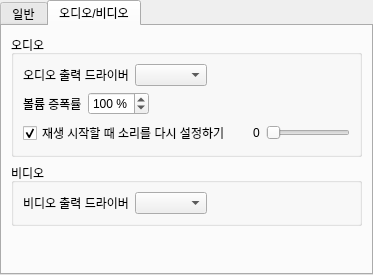
First picture: the form in cmplayer/pref/generalwidget.ui, repository bylee20/cmplayer-kldp.net, before the edit.
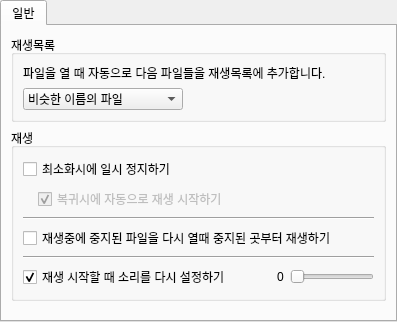
Second picture: the form after the edit. The open tabs and pages were chosen to show the change.

```diff
--- a/cmplayer/pref/generalwidget.ui
+++ b/cmplayer/pref/generalwidget.ui
@@ -5,8 +5,8 @@
    <rect>
     <x>0</x>
     <y>0</y>
-    <width>373</width>
-    <height>275</height>
+    <width>397</width>
+    <height>322</height>
    </rect>
   </property>
   <property name="windowTitle" >
@@ -22,18 +22,10 @@
       <number>0</number>
      </property>
      <widget class="QWidget" name="tab" >
-      <property name="geometry" >
-       <rect>
-        <x>0</x>
-        <y>0</y>
-        <width>365</width>
-        <height>243</height>
-       </rect>
-      </property>
       <attribute name="title" >
        <string>일반</string>
       </attribute>
-      <layout class="QVBoxLayout" name="verticalLayout_4" >
+      <layout class="QVBoxLayout" name="verticalLayout_6" >
        <item>
         <widget class="QGroupBox" name="groupBox_4" >
          <property name="title" >
@@ -97,7 +89,7 @@
          <property name="title" >
           <string>재생</string>
          </property>
-         <layout class="QVBoxLayout" name="verticalLayout_6" >
+         <layout class="QVBoxLayout" name="verticalLayout_4" >
           <item>
            <widget class="QCheckBox" name="pause_check" >
             <property name="text" >
@@ -152,125 +144,15 @@
             </property>
            </widget>
           </item>
-         </layout>
-        </widget>
-       </item>
-       <item>
-        <spacer>
-         <property name="orientation" >
-          <enum>Qt::Vertical</enum>
-         </property>
-         <property name="sizeHint" stdset="0" >
-          <size>
-           <width>0</width>
-           <height>0</height>
-          </size>
-         </property>
-        </spacer>
-       </item>
-      </layout>
-     </widget>
-     <widget class="QWidget" name="tab_2" >
-      <property name="geometry" >
-       <rect>
-        <x>0</x>
-        <y>0</y>
-        <width>365</width>
-        <height>243</height>
-       </rect>
-      </property>
-      <attribute name="title" >
-       <string>오디오/비디오</string>
-      </attribute>
-      <layout class="QVBoxLayout" name="verticalLayout_3" >
-       <item>
-        <widget class="QGroupBox" name="groupBox" >
-         <property name="title" >
-          <string>오디오</string>
-         </property>
-         <layout class="QVBoxLayout" name="verticalLayout_2" >
           <item>
-           <layout class="QHBoxLayout" name="_2" >
-            <item>
-             <widget class="QLabel" name="label_3" >
-              <property name="text" >
-               <string>오디오 출력 드라이버</string>
-              </property>
-             </widget>
-            </item>
-            <item>
-             <widget class="QComboBox" name="ao_combo" >
-              <property name="editable" >
-               <bool>false</bool>
-              </property>
-             </widget>
-            </item>
-            <item>
-             <spacer>
-              <property name="orientation" >
-               <enum>Qt::Horizontal</enum>
-              </property>
-              <property name="sizeHint" stdset="0" >
-               <size>
-                <width>0</width>
-                <height>0</height>
-               </size>
-              </property>
-             </spacer>
-            </item>
-           </layout>
+           <widget class="Line" name="line" >
+            <property name="orientation" >
+             <enum>Qt::Horizontal</enum>
+            </property>
+           </widget>
           </item>
           <item>
-           <layout class="QHBoxLayout" name="horizontalLayout" >
-            <item>
-             <widget class="QLabel" name="label_8" >
-              <property name="enabled" >
-               <bool>true</bool>
-              </property>
-              <property name="sizePolicy" >
-               <sizepolicy vsizetype="Preferred" hsizetype="Minimum" >
-                <horstretch>0</horstretch>
-                <verstretch>0</verstretch>
-               </sizepolicy>
-              </property>
-              <property name="text" >
-               <string>볼륨 증폭률</string>
-              </property>
-             </widget>
-            </item>
-            <item>
-             <widget class="QSpinBox" name="amplification_spin" >
-              <property name="accelerated" >
-               <bool>true</bool>
-              </property>
-              <property name="suffix" >
-               <string> %</string>
-              </property>
-              <property name="maximum" >
-               <number>200</number>
-              </property>
-              <property name="value" >
-               <number>100</number>
-              </property>
-             </widget>
-            </item>
-            <item>
-             <spacer name="horizontalSpacer" >
-              <property name="orientation" >
-               <enum>Qt::Horizontal</enum>
-              </property>
-              <property name="sizeHint" stdset="0" >
-               <size>
-                <width>0</width>
-                <height>0</height>
-               </size>
-              </property>
-             </spacer>
-            </item>
-           </layout>
-          </item>
-          <item>
-           <layout class="QHBoxLayout" name="_4" >
+           <layout class="QHBoxLayout" name="horizontalLayout_2" >
             <item>
              <widget class="QCheckBox" name="reset_volume_check" >
               <property name="text" >
@@ -282,78 +164,34 @@
              </widget>
             </item>
             <item>
-             <spacer>
+             <spacer name="spacer" >
               <property name="orientation" >
                <enum>Qt::Horizontal</enum>
               </property>
               <property name="sizeHint" stdset="0" >
                <size>
-                <width>0</width>
+                <width>10</width>
                 <height>0</height>
                </size>
               </property>
              </spacer>
             </item>
             <item>
-             <layout class="QHBoxLayout" name="_5" >
-              <item>
-               <widget class="QLabel" name="label_7" >
-                <property name="text" >
-                 <string>0</string>
-                </property>
-               </widget>
-              </item>
-              <item>
-               <widget class="QSlider" name="volume_slider" >
-                <property name="maximum" >
-                 <number>100</number>
-                </property>
-                <property name="orientation" >
-                 <enum>Qt::Horizontal</enum>
-                </property>
-               </widget>
-              </item>
-             </layout>
-            </item>
-           </layout>
-          </item>
-         </layout>
-        </widget>
-       </item>
-       <item>
-        <widget class="QGroupBox" name="groupBox_2" >
-         <property name="title" >
-          <string>비디오</string>
-         </property>
-         <layout class="QVBoxLayout" name="verticalLayout" >
-          <item>
-           <layout class="QHBoxLayout" >
-            <item>
-             <widget class="QLabel" name="label_2" >
+             <widget class="QLabel" name="label_9" >
               <property name="text" >
-               <string>비디오 출력 드라이버</string>
+               <string>0</string>
               </property>
              </widget>
             </item>
             <item>
-             <widget class="QComboBox" name="vo_combo" >
-              <property name="editable" >
-               <bool>false</bool>
+             <widget class="QSlider" name="volume_slider" >
+              <property name="maximum" >
+               <number>100</number>
               </property>
-             </widget>
-            </item>
-            <item>
-             <spacer>
               <property name="orientation" >
                <enum>Qt::Horizontal</enum>
               </property>
-              <property name="sizeHint" stdset="0" >
-               <size>
-                <width>0</width>
-                <height>0</height>
-               </size>
-              </property>
-             </spacer>
+             </widget>
             </item>
            </layout>
           </item>
```
Left out of the diff: 1 changed line with no effect on the pictures.
